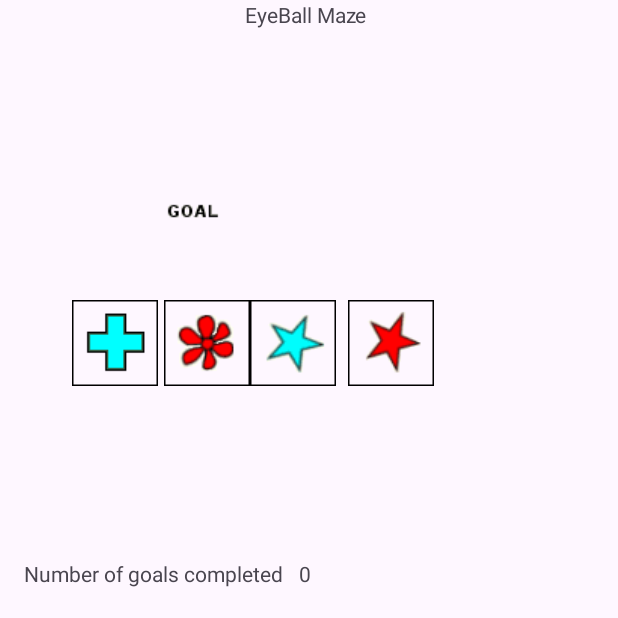
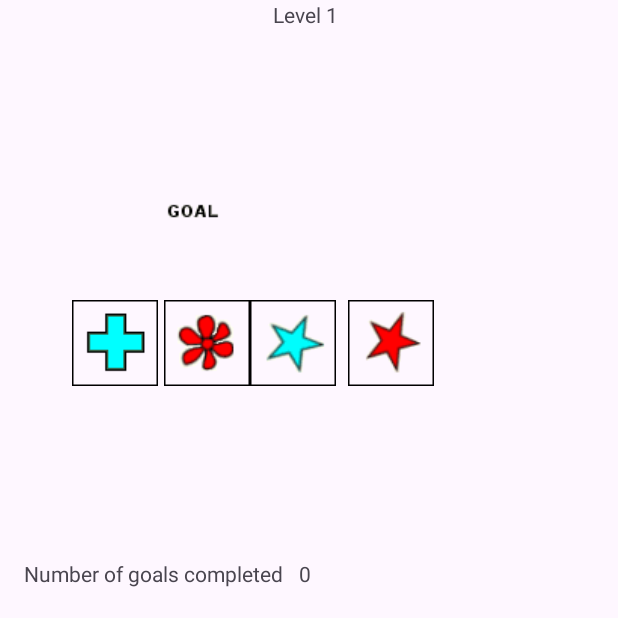
Before and after one commit to KeaganErasmus/BCDEJava, an Android app: the screen it shows after launch (MainActivity), on a phone screen of 412 x 824 dp, the top half of it. Run offline under Robolectric (Android 15) with nearby library versions, the phone set to English and light mode, and no system bars.

Commit message:
you can now set level name

```diff
--- a/Ass3/app/src/main/java/com/example/eyeball/MainActivity.java
+++ b/Ass3/app/src/main/java/com/example/eyeball/MainActivity.java
@@ -41,6 +41,8 @@ public class MainActivity extends AppCompatActivity {
         imageSrcs[2] = R.drawable.b_star;
         imageSrcs[3] = R.drawable.r_star;
         imageSrcs[4] = R.drawable.goal;
+
+        setLevelName("Level 1");
     }
 
     private void setPlayerInMaze(int location){
@@ -109,4 +111,9 @@ public class MainActivity extends AppCompatActivity {
         TextView text=(TextView)findViewById(R.id.goalCount);
         text.setText(String.valueOf(goal));
     }
+
+    private void setLevelName(String levelName){
+        TextView text = (TextView) findViewById(R.id.LevelName);
+        text.setText(levelName);
+    }
 }
--- a/Ass3/app/src/main/res/layout/activity_main.xml
+++ b/Ass3/app/src/main/res/layout/activity_main.xml
@@ -9,7 +9,7 @@
     tools:layout_editor_absoluteY="-161dp">
 
     <TextView
-        android:id="@+id/textView"
+        android:id="@+id/LevelName"
         android:layout_width="wrap_content"
         android:layout_height="wrap_content"
         android:text="@string/app_name"
```
